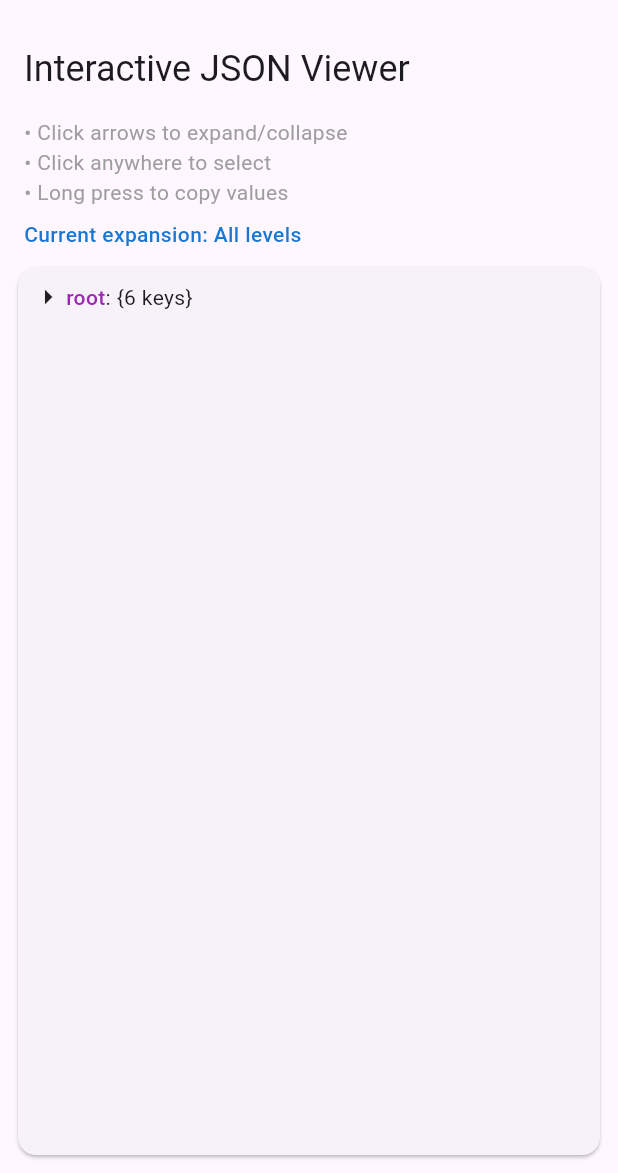
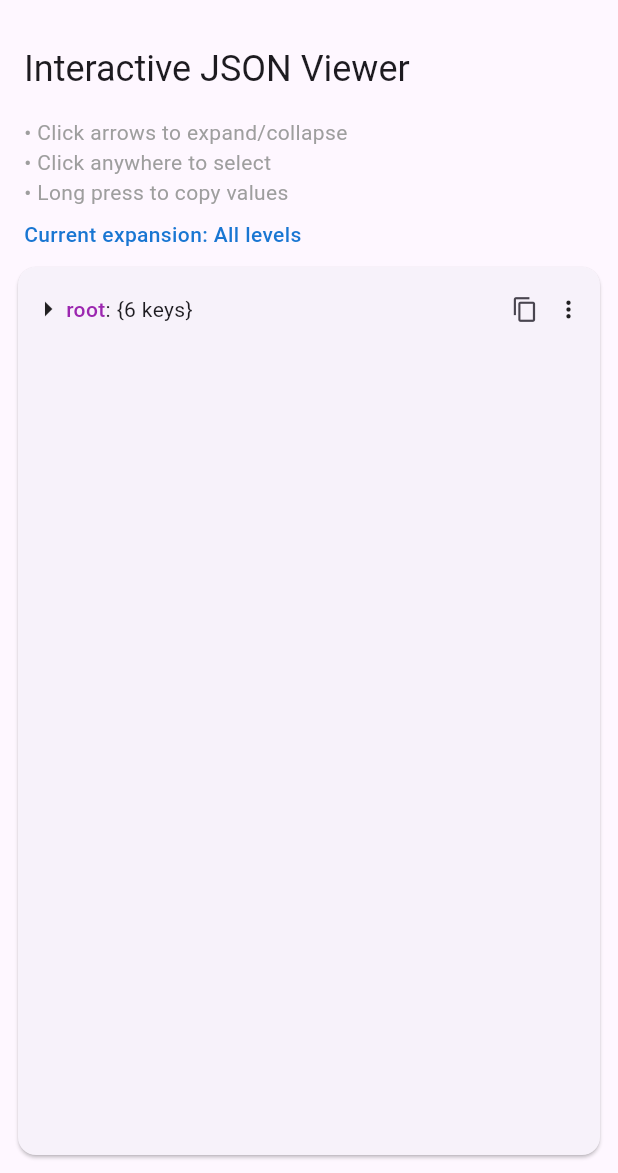
Before and after one commit to Protoss78/json_inspector, a Flutter app: the screen it shows after launch, after a tap on "root", on a phone screen of 412 x 824 dp, the part 63-1236 px from its top. Run offline on Flutter 3.47's test engine with Material 3 defaults, Android fonts, the phone set to English and light mode, and no system bars.

Commit message:
Added more copy actions

```diff
--- a/lib/src/json_inspector_base.dart
+++ b/lib/src/json_inspector_base.dart
@@ -1,5 +1,6 @@
 import 'package:flutter/material.dart';
 import 'package:flutter/services.dart';
+import 'dart:convert';
 
 /// A widget for displaying and interacting with JSON data.
 /// Provides features like expanding/collapsing nodes, selecting values, and copying to the clipboard.
@@ -62,16 +63,16 @@ class _JsonInspectorState extends State<JsonInspector> {
 
   void _initializeStates(dynamic data, String path, int currentDepth) {
     if (data is Map) {
-      bool shouldExpand = widget.initiallyExpanded &&
-          (widget.expansionDepth == -1 || currentDepth < widget.expansionDepth);
+      bool shouldExpand =
+          widget.initiallyExpanded && (widget.expansionDepth == -1 || currentDepth < widget.expansionDepth);
       _expandedState[path] = shouldExpand;
       _selectedState[path] = false;
       data.forEach((key, value) {
         _initializeStates(value, '$path/$key', currentDepth + 1);
       });
     } else if (data is List) {
-      bool shouldExpand = widget.initiallyExpanded &&
-          (widget.expansionDepth == -1 || currentDepth < widget.expansionDepth);
+      bool shouldExpand =
+          widget.initiallyExpanded && (widget.expansionDepth == -1 || currentDepth < widget.expansionDepth);
       _expandedState[path] = shouldExpand;
       _selectedState[path] = false;
       for (var i = 0; i < data.length; i++) {
@@ -82,49 +83,54 @@ class _JsonInspectorState extends State<JsonInspector> {
 
   Widget _buildJsonTree(dynamic data, String path, String key) {
     if (data == null) {
-      return _buildLeafNode('null', path, key);
+      return _buildLeafNode(null, 'null', path, key);
     } else if (data is num || data is bool) {
-      return _buildLeafNode(data.toString(), path, key);
+      return _buildLeafNode(data, data.toString(), path, key);
     } else if (data is String) {
-      return _buildLeafNode('"$data"', path, key);
+      return _buildLeafNode(data, '"$data"', path, key);
     } else if (data is List) {
       return _buildListNode(data, path, key);
     } else if (data is Map) {
       return _buildMapNode(data, path, key);
     }
-    return _buildLeafNode(data.toString(), path, key);
+    return _buildLeafNode(data, data.toString(), path, key);
   }
 
-  Widget _buildLeafNode(String value, String path, String key) {
+  Widget _buildLeafNode(dynamic originalValue, String displayValue, String path, String key) {
     return InkWell(
       onTap: () {
         setState(() {
           _selectedState[path] = !(_selectedState[path] ?? false);
         });
       },
-      onLongPress: () => _copyToClipboard(value),
+      onLongPress: () => _copyToClipboard(_toJsonString(originalValue)),
       child: Container(
-        color: _selectedState[path] ?? false
-            ? Colors.blue.withValues(alpha: 25.5)
-            : null,
+        color: _selectedState[path] ?? false ? Colors.blue.withValues(alpha: 25.5) : null,
         padding: const EdgeInsets.symmetric(vertical: 2),
         child: Row(
           children: [
-            const SizedBox(
-                width: 24), // Space for consistency with expanded items
-            Text(key,
-                style:
-                    widget.keyStyle ?? const TextStyle(color: Colors.purple)),
+            const SizedBox(width: 24), // Space for consistency with expanded items
+            Text(key, style: widget.keyStyle ?? const TextStyle(color: Colors.purple)),
             const Text(': '),
-            Flexible(
+            Expanded(
               child: Text(
-                value,
+                displayValue,
                 overflow: TextOverflow.ellipsis,
-                style: widget.valueStyle ??
-                    TextStyle(
-                        color: value == 'null' ? Colors.grey : Colors.green),
+                style: widget.valueStyle ?? TextStyle(color: originalValue == null ? Colors.grey : Colors.green),
               ),
             ),
+            Tooltip(
+              message: 'Copy value',
+              child: IconButton(
+                icon: const Icon(Icons.copy, size: 18),
+                visualDensity: VisualDensity.compact,
+                onPressed: () {
+                  _copyToClipboard(_toJsonString(originalValue));
+                  _showCopiedSnackBar('Copied value');
+                },
+              ),
+            ),
+            _buildOverflowMenu(path: path, keyLabel: key, node: originalValue),
           ],
         ),
       ),
@@ -142,17 +148,28 @@ class _JsonInspectorState extends State<JsonInspector> {
               _expandedState[path] = !isExpanded;
             });
           },
-          onLongPress: () => _copyToClipboard(data.toString()),
+          onLongPress: () => _copyToClipboard(_toJsonString(data)),
           child: Row(
             children: [
               Icon(
                 isExpanded ? Icons.arrow_drop_down : Icons.arrow_right,
                 size: 24,
               ),
-              Text(key,
-                  style:
-                      widget.keyStyle ?? const TextStyle(color: Colors.purple)),
+              Text(key, style: widget.keyStyle ?? const TextStyle(color: Colors.purple)),
               Text(': [${data.length} items]'),
+              const Spacer(),
+              Tooltip(
+                message: 'Copy JSON',
+                child: IconButton(
+                  icon: const Icon(Icons.copy, size: 18),
+                  visualDensity: VisualDensity.compact,
+                  onPressed: () {
+                    _copyToClipboard(_toJsonString(data));
+                    _showCopiedSnackBar('Copied array JSON');
+                  },
+                ),
+              ),
+              _buildOverflowMenu(path: path, keyLabel: key, node: data),
             ],
           ),
         ),
@@ -162,8 +179,7 @@ class _JsonInspectorState extends State<JsonInspector> {
             child: Column(
               crossAxisAlignment: CrossAxisAlignment.start,
               children: [
-                for (var i = 0; i < data.length; i++)
-                  _buildJsonTree(data[i], '$path/$i', '[$i]'),
+                for (var i = 0; i < data.length; i++) _buildJsonTree(data[i], '$path/$i', '[$i]'),
               ],
             ),
           ),
@@ -182,20 +198,31 @@ class _JsonInspectorState extends State<JsonInspector> {
               _expandedState[path] = !isExpanded;
             });
           },
-          onLongPress: () => _copyToClipboard(data.toString()),
+          onLongPress: () => _copyToClipboard(_toJsonString(data)),
           child: Row(
             children: [
               Icon(
                 isExpanded ? Icons.arrow_drop_down : Icons.arrow_right,
                 size: 24,
               ),
-              Text(key,
-                  style:
-                      widget.keyStyle ?? const TextStyle(color: Colors.purple)),
+              Text(key, style: widget.keyStyle ?? const TextStyle(color: Colors.purple)),
               Text(
                 ': {${data.length} keys}',
                 overflow: TextOverflow.ellipsis,
               ),
+              const Spacer(),
+              Tooltip(
+                message: 'Copy JSON',
+                child: IconButton(
+                  icon: const Icon(Icons.copy, size: 18),
+                  visualDensity: VisualDensity.compact,
+                  onPressed: () {
+                    _copyToClipboard(_toJsonString(data));
+                    _showCopiedSnackBar('Copied object JSON');
+                  },
+                ),
+              ),
+              _buildOverflowMenu(path: path, keyLabel: key, node: data),
             ],
           ),
         ),
@@ -205,9 +232,7 @@ class _JsonInspectorState extends State<JsonInspector> {
             child: Column(
               crossAxisAlignment: CrossAxisAlignment.start,
               children: [
-                for (var entry in data.entries)
-                  _buildJsonTree(
-                      entry.value, '$path/${entry.key}', entry.key.toString()),
+                for (var entry in data.entries) _buildJsonTree(entry.value, '$path/${entry.key}', entry.key.toString()),
               ],
             ),
           ),
@@ -215,8 +240,74 @@ class _JsonInspectorState extends State<JsonInspector> {
     );
   }
 
+  String _toJsonString(dynamic data) {
+    try {
+      return jsonEncode(data);
+    } catch (_) {
+      // Fallback for non-encodable objects
+      return data?.toString() ?? 'null';
+    }
+  }
+
   Future<void> _copyToClipboard(String text) async {
     await Clipboard.setData(ClipboardData(text: text));
+  }
+
+  void _showCopiedSnackBar(String message) {
+    final messenger = ScaffoldMessenger.maybeOf(context);
+    if (messenger == null) return;
+    messenger.hideCurrentSnackBar();
+    messenger.showSnackBar(
+      SnackBar(
+        content: Text(message),
+        duration: const Duration(seconds: 1),
+      ),
+    );
+  }
+
+  Widget _buildOverflowMenu({
+    required String path,
+    required String keyLabel,
+    required dynamic node,
+  }) {
+    return PopupMenuButton<String>(
+      tooltip: 'More actions',
+      itemBuilder: (context) => const [
+        PopupMenuItem<String>(
+          value: 'copy_key',
+          child: Text('Copy key'),
+        ),
+        PopupMenuItem<String>(
+          value: 'copy_key_path',
+          child: Text('Copy key path'),
+        ),
+        PopupMenuItem<String>(
+          value: 'copy_json',
+          child: Text('Copy JSON'),
+        ),
+      ],
+      onSelected: (value) {
+        switch (value) {
+          case 'copy_key':
+            _copyToClipboard(keyLabel);
+            _showCopiedSnackBar('Copied key');
+            break;
+          case 'copy_key_path':
+            final normalized = path.startsWith('/') ? path.substring(1) : path;
+            _copyToClipboard(normalized);
+            _showCopiedSnackBar('Copied key path');
+            break;
+          case 'copy_json':
+            _copyToClipboard(_toJsonString(node));
+            _showCopiedSnackBar('Copied JSON');
+            break;
+        }
+      },
+      child: const Padding(
+        padding: EdgeInsets.only(right: 4.0),
+        child: Icon(Icons.more_vert, size: 18),
+      ),
+    );
   }
 
   @override
```
